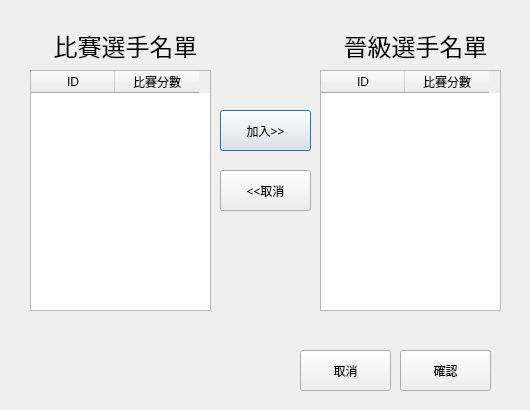
Above: client/src/ui/MatchFinishDialog.ui from RuiChen0101/2019nukl before the change. Below: the same form after it.
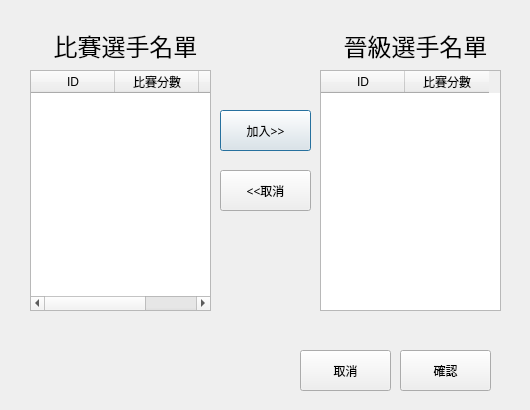
That is the form after the change.

Diff of the .ui file:
```diff
--- a/client/src/ui/MatchFinishDialog.ui
+++ b/client/src/ui/MatchFinishDialog.ui
@@ -78,6 +78,11 @@
      <string>比賽分數</string>
     </property>
    </column>
+   <column>
+    <property name="text">
+     <string>docId</string>
+    </property>
+   </column>
   </widget>
   <widget class="QTableWidget" name="advance_player_list">
    <property name="geometry">
```
Left out of the diff: 10 changed lines with no effect on the pictures.
